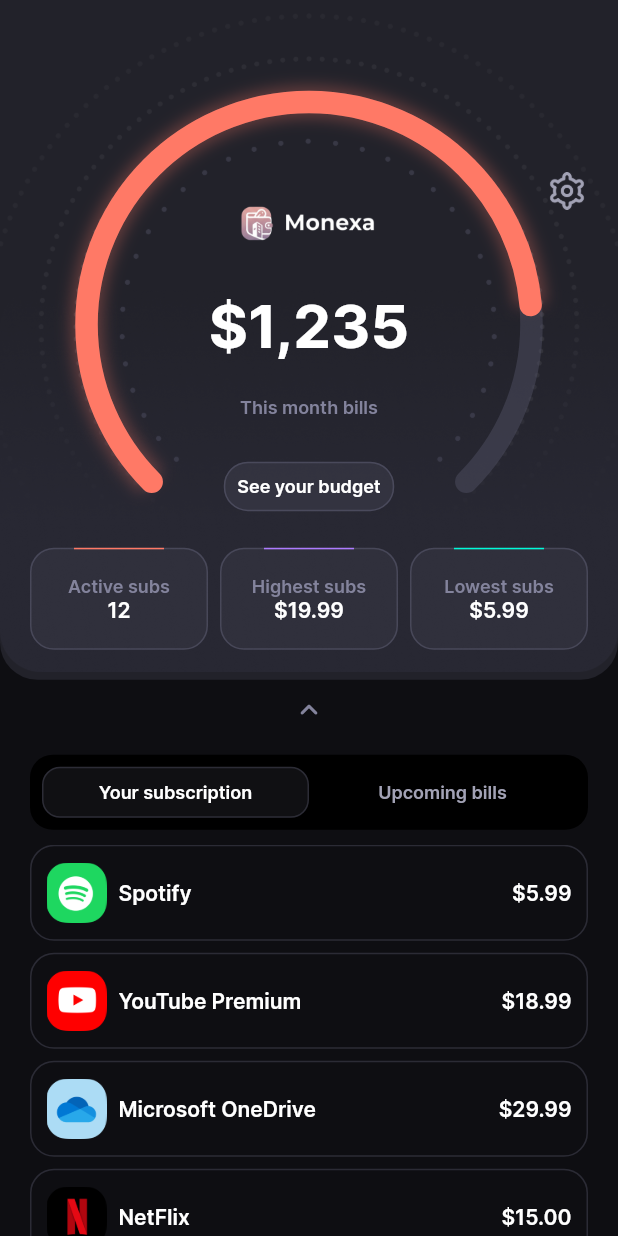
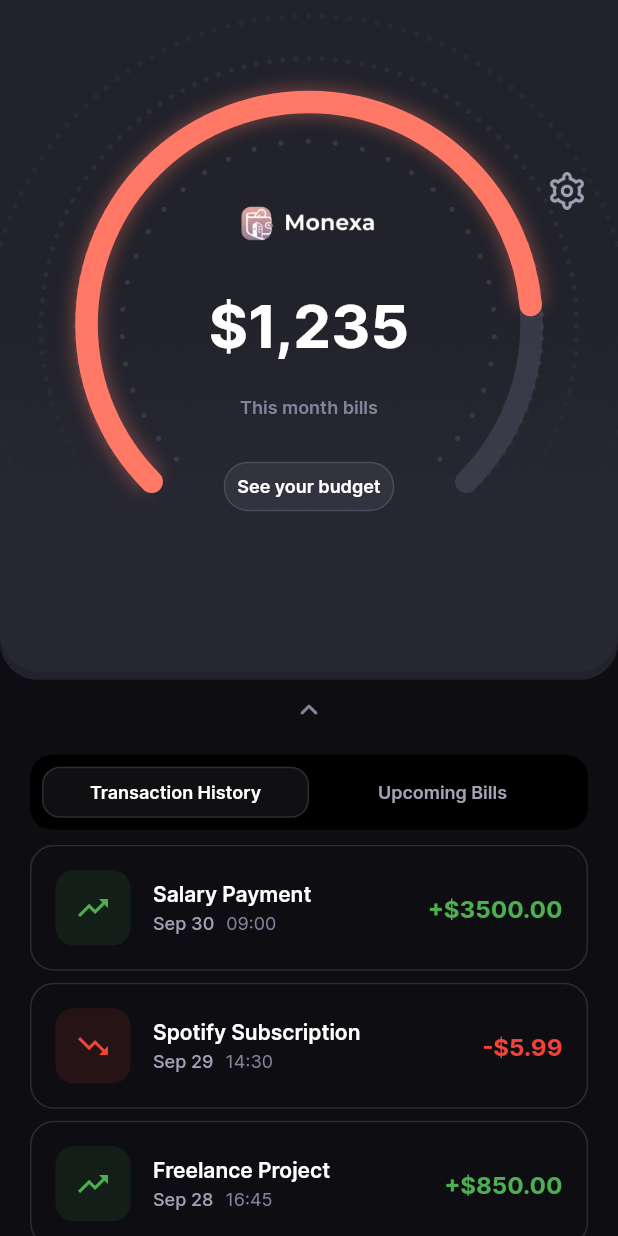
Before and after one commit to AryoBaskoro/monexa, a Flutter app: the HomeView screen opened directly, on a phone screen of 412 x 824 dp. Run offline on Flutter 3.47's test engine with Material 3 defaults, Android fonts, the light colour scheme and no system bars; our stand-ins replace google_nav_bar, scrollable_positioned_list.

Commit message:
Refactor: home view display

```diff
--- a/lib/view/home/home_view.dart
+++ b/lib/view/home/home_view.dart
@@ -2,7 +2,7 @@
 import 'package:monexa_app/common/color_extension.dart';
 import 'package:monexa_app/widgets/collapsible_header.dart';
 import 'package:monexa_app/widgets/segment_button.dart';
-import 'package:monexa_app/widgets/subscription_home_row.dart';
+import 'package:monexa_app/widgets/transaction_row.dart';
 import 'package:monexa_app/widgets/upcoming_bill_row.dart';
 
 class HomeView extends StatefulWidget {
@@ -13,25 +13,101 @@
 }
 
 class _HomeViewState extends State<HomeView> {
-  bool isSubscription = true;
+  bool isTransactionHistory = true;
 
-  // Mock data can be moved to a separate file or a ViewModel in a real app
-  final List subArr = [
-    {"name": "Spotify", "icon": "assets/img/spotify_logo.png", "price": "5.99"},
-    {"name": "YouTube Premium", "icon": "assets/img/youtube_logo.png", "price": "18.99"},
-    {"name": "Microsoft OneDrive", "icon": "assets/img/onedrive_logo.png", "price": "29.99"},
-    {"name": "NetFlix", "icon": "assets/img/netflix_logo.png", "price": "15.00"},
+  // Transaction history data with mixed income and expenses
+  final List transactionArr = [
+    {
+      "name": "Salary Payment",
+      "type": "income",
+      "amount": 3500.00,
+      "date": DateTime(2025, 9, 30, 9, 0),
+    },
+    {
+      "name": "Spotify Subscription",
+      "type": "expense",
+      "amount": 5.99,
+      "date": DateTime(2025, 9, 29, 14, 30),
+    },
+    {
+      "name": "Freelance Project",
+      "type": "income",
+      "amount": 850.00,
+      "date": DateTime(2025, 9, 28, 16, 45),
+    },
+    {
+      "name": "Grocery Shopping",
+      "type": "expense",
+      "amount": 127.50,
+      "date": DateTime(2025, 9, 27, 11, 20),
+    },
+    {
+      "name": "YouTube Premium",
+      "type": "expense",
+      "amount": 18.99,
+      "date": DateTime(2025, 9, 26, 8, 15),
+    },
+    {
+      "name": "Investment Dividend",
+      "type": "income",
+      "amount": 245.75,
+      "date": DateTime(2025, 9, 25, 10, 0),
+    },
+    {
+      "name": "Netflix Subscription",
+      "type": "expense",
+      "amount": 15.00,
+      "date": DateTime(2025, 9, 24, 19, 30),
+    },
+    {
+      "name": "Side Hustle",
+      "type": "income",
+      "amount": 420.00,
+      "date": DateTime(2025, 9, 23, 13, 15),
+    },
   ];
 
+  // Upcoming bills data
   final List bilArr = [
-    {"name": "Spotify", "date": DateTime(2025, 10, 25), "price": "5.99"},
-    {"name": "YouTube Premium", "date": DateTime(2025, 10, 25), "price": "18.99"},
-    {"name": "Microsoft OneDrive", "date": DateTime(2025, 10, 28), "price": "29.99"},
-    {"name": "NetFlix", "date": DateTime(2025, 11, 5), "price": "15.00"}
+    {
+      "name": "Electric Bill",
+      "date": DateTime(2025, 10, 5),
+      "amount": 89.50,
+    },
+    {
+      "name": "Internet Service",
+      "date": DateTime(2025, 10, 8),
+      "amount": 55.99,
+    },
+    {
+      "name": "Phone Bill",
+      "date": DateTime(2025, 10, 12),
+      "amount": 45.00,
+    },
+    {
+      "name": "Credit Card Payment",
+      "date": DateTime(2025, 10, 15),
+      "amount": 235.80,
+    },
+    {
+      "name": "Car Insurance",
+      "date": DateTime(2025, 10, 20),
+      "amount": 125.00,
+    },
+    {
+      "name": "Microsoft OneDrive",
+      "date": DateTime(2025, 10, 28),
+      "amount": 29.99,
+    },
   ];
 
   @override
   Widget build(BuildContext context) {
+    // Sort transactions by date (latest first)
+    transactionArr.sort((a, b) => b["date"].compareTo(a["date"]));
+    // Sort bills by date (nearest first)
+    bilArr.sort((a, b) => a["date"].compareTo(b["date"]));
+
     return Scaffold(
       backgroundColor: TColor.gray,
       body: Column(
@@ -61,16 +137,16 @@
         children: [
           Expanded(
             child: SegmentButton(
-              title: "Your subscription",
-              isActive: isSubscription,
-              onPressed: () => setState(() => isSubscription = true),
+              title: "Transaction History",
+              isActive: isTransactionHistory,
+              onPressed: () => setState(() => isTransactionHistory = true),
             ),
           ),
           Expanded(
             child: SegmentButton(
-              title: "Upcoming bills",
-              isActive: !isSubscription,
-              onPressed: () => setState(() => isSubscription = false),
+              title: "Upcoming Bills",
+              isActive: !isTransactionHistory,
+              onPressed: () => setState(() => isTransactionHistory = false),
             ),
           ),
         ],
@@ -86,28 +162,28 @@
           opacity: animation,
           child: SlideTransition(
             position: Tween<Offset>(
-              begin: Offset(isSubscription ? -0.1 : 0.1, 0),
+              begin: Offset(isTransactionHistory ? -0.1 : 0.1, 0),
               end: Offset.zero,
             ).animate(animation),
             child: child,
           ),
         );
       },
-      child: isSubscription
-          ? _buildSubscriptionList()
+      child: isTransactionHistory
+          ? _buildTransactionHistoryList()
           : _buildUpcomingBillsList(),
     );
   }
 
-  Widget _buildSubscriptionList() {
+  Widget _buildTransactionHistoryList() {
     return ListView.builder(
-      key: const ValueKey('subscription_list'),
+      key: const ValueKey('transaction_history_list'),
       padding: const EdgeInsets.symmetric(horizontal: 20),
-      itemCount: subArr.length,
+      itemCount: transactionArr.length,
       itemBuilder: (context, index) {
-        var sObj = subArr[index] as Map? ?? {};
-        return SubScriptionHomeRow(
-          sObj: sObj,
+        var tObj = transactionArr[index] as Map? ?? {};
+        return TransactionRow(
+          sObj: tObj,
           onPressed: () {},
         );
       },
--- a/lib/widgets/collapsible_header.dart
+++ b/lib/widgets/collapsible_header.dart
@@ -1,7 +1,6 @@
 import 'package:flutter/material.dart';
 import 'package:monexa_app/common/color_extension.dart';
 import 'package:monexa_app/widgets/custom_arc_painter.dart';
-import 'package:monexa_app/widgets/status_button.dart';
 
 class CollapsibleHeader extends StatefulWidget {
   const CollapsibleHeader({super.key});
@@ -131,7 +130,6 @@
   }
 
   Widget _buildHeaderContent(Size media) {
-    // ... (Isi dari widget ini tidak berubah sama sekali)
     return Opacity(
       opacity: _heightAnimation.value,
       child: Stack(
@@ -218,44 +216,6 @@
               ),
             ],
           ),
-          Padding(
-            padding: const EdgeInsets.all(20),
-            child: Column(
-              children: [
-                const Spacer(),
-                Row(
-                  children: [
-                    Expanded(
-                      child: StatusButton(
-                        title: "Active subs",
-                        value: "12",
-                        statusColor: TColor.secondary,
-                        onPressed: () {},
-                      ),
-                    ),
-                    const SizedBox(width: 8),
-                    Expanded(
-                      child: StatusButton(
-                        title: "Highest subs",
-                        value: "\$19.99",
-                        statusColor: TColor.primary10,
-                        onPressed: () {},
-                      ),
-                    ),
-                    const SizedBox(width: 8),
-                    Expanded(
-                      child: StatusButton(
-                        title: "Lowest subs",
-                        value: "\$5.99",
-                        statusColor: TColor.secondaryG,
-                        onPressed: () {},
-                      ),
-                    ),
-                  ],
-                ),
-              ],
-            ),
-          ),
         ],
       ),
     );
--- /dev/null
+++ b/lib/widgets/transaction_row.dart
@@ -0,0 +1,107 @@
+import 'package:flutter/material.dart';
+import 'package:intl/intl.dart';
+
+import '../common/color_extension.dart';
+
+class TransactionRow extends StatelessWidget {
+  final Map sObj;
+  final VoidCallback onPressed;
+
+  const TransactionRow({
+    super.key,
+    required this.sObj,
+    required this.onPressed,
+  });
+
+  @override
+  Widget build(BuildContext context) {
+    final bool isIncome = sObj["type"] == "income";
+    final DateTime date = sObj["date"] ?? DateTime.now();
+    final String formattedDate = DateFormat('MMM dd').format(date);
+    final String formattedTime = DateFormat('HH:mm').format(date);
+
+    return Padding(
+      padding: const EdgeInsets.only(bottom: 8),
+      child: InkWell(
+        borderRadius: BorderRadius.circular(16),
+        onTap: onPressed,
+        child: Container(
+          padding: const EdgeInsets.all(16),
+          decoration: BoxDecoration(
+            border: Border.all(
+              color: TColor.border.withOpacity(0.15),
+            ),
+            borderRadius: BorderRadius.circular(16),
+          ),
+          child: Row(
+            children: [
+              // Transaction Icon
+              Container(
+                width: 50,
+                height: 50,
+                padding: const EdgeInsets.all(12),
+                decoration: BoxDecoration(
+                  color: (isIncome ? Colors.green : Colors.red).withOpacity(0.1),
+                  borderRadius: BorderRadius.circular(12),
+                ),
+                child: Icon(
+                  isIncome ? Icons.trending_up : Icons.trending_down,
+                  color: isIncome ? Colors.green : Colors.red,
+                  size: 24,
+                ),
+              ),
+              const SizedBox(width: 15),
+              // Transaction Details
+              Expanded(
+                child: Column(
+                  crossAxisAlignment: CrossAxisAlignment.start,
+                  children: [
+                    Text(
+                      sObj["name"] ?? "Transaction",
+                      style: TextStyle(
+                        color: TColor.white,
+                        fontSize: 14,
+                        fontWeight: FontWeight.w600,
+                      ),
+                    ),
+                    const SizedBox(height: 4),
+                    Row(
+                      children: [
+                        Text(
+                          formattedDate,
+                          style: TextStyle(
+                            color: TColor.gray30,
+                            fontSize: 12,
+                            fontWeight: FontWeight.w500,
+                          ),
+                        ),
+                        const SizedBox(width: 8),
+                        Text(
+                          formattedTime,
+                          style: TextStyle(
+                            color: TColor.gray40,
+                            fontSize: 12,
+                            fontWeight: FontWeight.w400,
+                          ),
+                        ),
+                      ],
+                    ),
+                  ],
+                ),
+              ),
+              // Transaction Amount
+              Text(
+                "${isIncome ? '+' : '-'}\$${sObj["amount"]?.toStringAsFixed(2) ?? '0.00'}",
+                style: TextStyle(
+                  color: isIncome ? Colors.green : Colors.red,
+                  fontSize: 16,
+                  fontWeight: FontWeight.w700,
+                ),
+              ),
+            ],
+          ),
+        ),
+      ),
+    );
+  }
+}
--- a/lib/widgets/upcoming_bill_row.dart
+++ b/lib/widgets/upcoming_bill_row.dart
@@ -1,4 +1,5 @@
 import 'package:flutter/material.dart';
+import 'package:intl/intl.dart';
 
 import '../common/color_extension.dart';
 
@@ -11,14 +12,17 @@
 
   @override
   Widget build(BuildContext context) {
+    final DateTime date = sObj["date"] ?? DateTime.now();
+    final String month = DateFormat('MMM').format(date);
+    final String day = DateFormat('dd').format(date);
+
     return Padding(
       padding: const EdgeInsets.only(bottom: 8),
       child: InkWell(
         borderRadius: BorderRadius.circular(16),
         onTap: onPressed,
         child: Container(
-          height: 64,
-          padding: const EdgeInsets.all(10),
+          padding: const EdgeInsets.all(16),
           decoration: BoxDecoration(
             border: Border.all(
               color: TColor.border.withOpacity(0.15),
@@ -29,55 +33,68 @@
           child: Row(
             children: [
               Container(
-                height: 40,
-                width: 40,
-                padding: const EdgeInsets.all(4),
+                height: 50,
+                width: 50,
+                padding: const EdgeInsets.all(8),
                 decoration: BoxDecoration(
                   color: TColor.gray70.withOpacity(0.5),
-                  borderRadius: BorderRadius.circular(10),
+                  borderRadius: BorderRadius.circular(12),
                 ),
                 alignment: Alignment.center,
                 child: Column(
+                  mainAxisAlignment: MainAxisAlignment.center,
                   children: [
                     Text(
-                      "Jun",
+                      month,
                       style: TextStyle(
                           color: TColor.gray30,
                           fontSize: 10,
                           fontWeight: FontWeight.w500),
                     ),
-
                     Text(
-                      "25",
+                      day,
+                      style: TextStyle(
+                          color: TColor.white,
+                          fontSize: 14,
+                          fontWeight: FontWeight.w600),
+                    )
+                  ],
+                ),
+              ),
+              const SizedBox(
+                width: 15,
+              ),
+              Expanded(
+                child: Column(
+                  crossAxisAlignment: CrossAxisAlignment.start,
+                  children: [
+                    Text(
+                      sObj["name"] ?? "Bill",
+                      style: TextStyle(
+                          color: TColor.white,
+                          fontSize: 14,
+                          fontWeight: FontWeight.w600),
+                    ),
+                    const SizedBox(height: 4),
+                    Text(
+                      "Due ${DateFormat('MMM dd, yyyy').format(date)}",
                       style: TextStyle(
                           color: TColor.gray30,
-                          fontSize: 14,
+                          fontSize: 12,
                           fontWeight: FontWeight.w500),
-                    )
+                    ),
                   ],
                 ),
               ),
               const SizedBox(
                 width: 8,
               ),
-              Expanded(
-                child: Text(
-                  sObj["name"],
-                  style: TextStyle(
-                      color: TColor.white,
-                      fontSize: 14,
-                      fontWeight: FontWeight.w600),
-                ),
-              ),
-              const SizedBox(
-                width: 8,
-              ),
               Text(
-                "\$${sObj["price"]}",
+                "-\$${sObj["amount"]?.toStringAsFixed(2) ?? sObj["price"] ?? '0.00'}",
                 style: TextStyle(
-                    color: TColor.white,
-                    fontSize: 14,
-                    fontWeight: FontWeight.w600),
+                    color: Colors.red,
+                    fontSize: 16,
+                    fontWeight: FontWeight.w700),
               )
             ],
           ),
```
